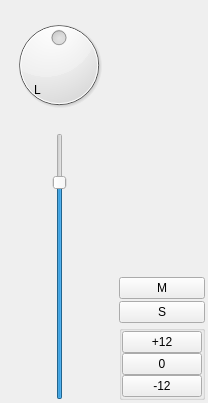
Qt form Client/src/gui/BaseTrackView.ui (Ezeer/JomTobo) before a commit.
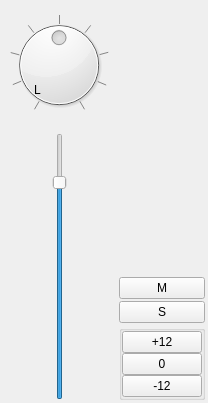
The same form after that commit. Custom widgets are drawn as their Qt base class.

Commit message: added graduations on Pan knob

Diff of the .ui file:
```diff
--- a/Client/src/gui/BaseTrackView.ui
+++ b/Client/src/gui/BaseTrackView.ui
@@ -196,11 +196,14 @@
               <property name="tracking">
                <bool>false</bool>
               </property>
+              <property name="orientation">
+               <enum>Qt::Horizontal</enum>
+              </property>
               <property name="wrapping">
                <bool>false</bool>
               </property>
               <property name="notchesVisible">
-               <bool>false</bool>
+               <bool>true</bool>
               </property>
              </widget>
             </item>
```
